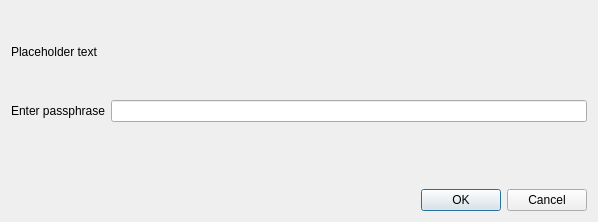
Above: src/qt/forms/automintdialog.ui from firoorg/firo before the change. Below: the same form after it.
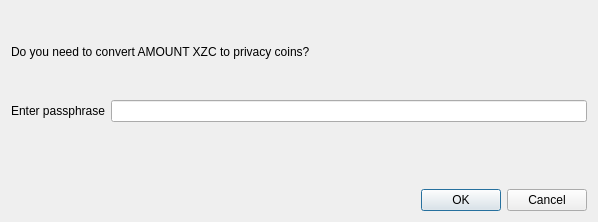
That is the form after the change.

What changed in the file:
```diff
--- a/src/qt/forms/automintdialog.ui
+++ b/src/qt/forms/automintdialog.ui
@@ -32,7 +32,7 @@
    <item>
     <widget class="QLabel" name="warningLabel">
      <property name="text">
-      <string notr="true">Placeholder text</string>
+      <string notr="true">Do you need to convert AMOUNT XZC to privacy coins?</string>
      </property>
      <property name="textFormat">
       <enum>Qt::RichText</enum>
```
Left out of the diff: 2 changed lines with no effect on the pictures.
